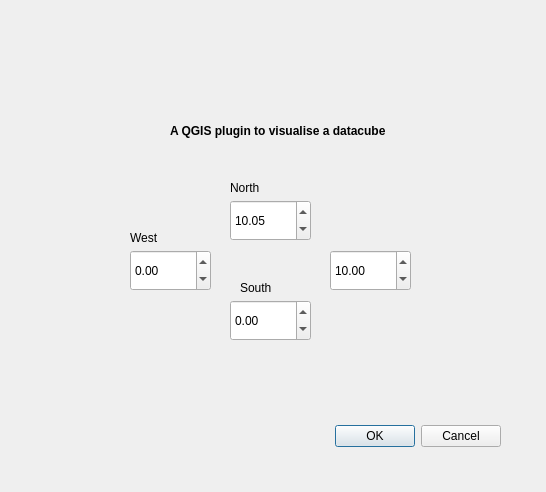
This is nesw_dialog.ui in JennyL5/assimila_datacube_plugin2 as Qt 5 draws it before an edit. The edited form follows.
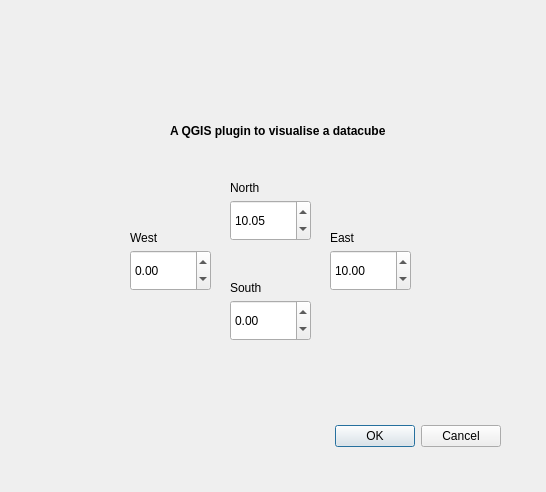
This is the edited form. Icons and pictures are not drawn.

Commit message: updated nesw, search and canvas dialog

Patch:
```diff
--- a/nesw_dialog.ui
+++ b/nesw_dialog.ui
@@ -99,7 +99,7 @@
   <widget class="QLabel" name="label_6">
    <property name="geometry">
     <rect>
-     <x>240</x>
+     <x>230</x>
      <y>280</y>
      <width>91</width>
      <height>16</height>
@@ -177,6 +177,19 @@
     <string>A QGIS plugin to visualise a datacube</string>
    </property>
   </widget>
+  <widget class="QLabel" name="label_8">
+   <property name="geometry">
+    <rect>
+     <x>330</x>
+     <y>230</y>
+     <width>91</width>
+     <height>16</height>
+    </rect>
+   </property>
+   <property name="text">
+    <string>East</string>
+   </property>
+  </widget>
  </widget>
  <connections>
   <connection>
```
The commit also changes 13 other files.
